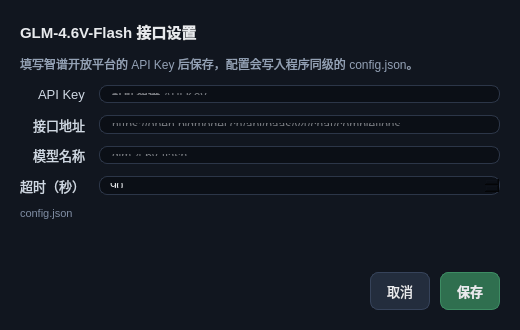
Above: ui/SettingsDialog.ui from 2009Penguin/DiziTabForge before the change. Below: the same form after it.
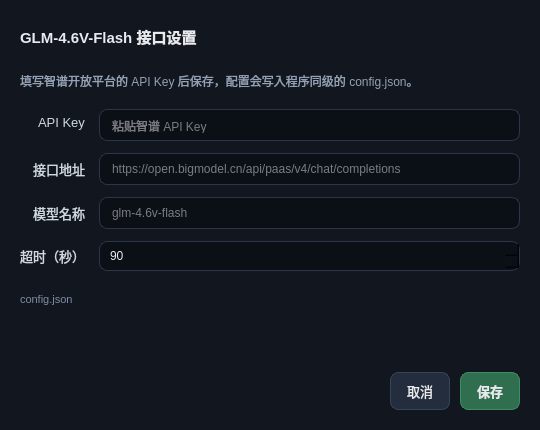
That is the form after the change.

Diff of the .ui file:
```diff
--- a/ui/SettingsDialog.ui
+++ b/ui/SettingsDialog.ui
@@ -6,14 +6,14 @@
    <rect>
     <x>0</x>
     <y>0</y>
-    <width>520</width>
-    <height>330</height>
+    <width>540</width>
+    <height>430</height>
    </rect>
   </property>
   <property name="minimumSize">
    <size>
-    <width>480</width>
-    <height>300</height>
+    <width>520</width>
+    <height>420</height>
    </size>
   </property>
   <property name="windowTitle">
```
Left out of the diff: 34 changed lines with no effect on the pictures.
